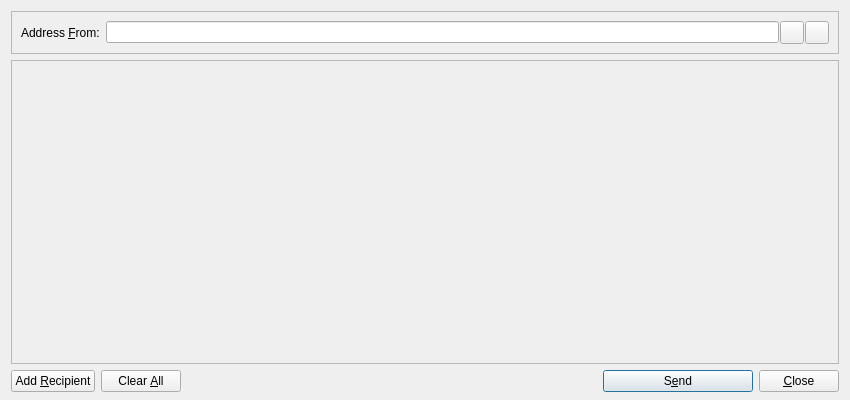
Before: the Qt Designer form src/qt/forms/sendmessagesdialog.ui in NoirX/NoirShares-v2-old, drawn with Qt 5.
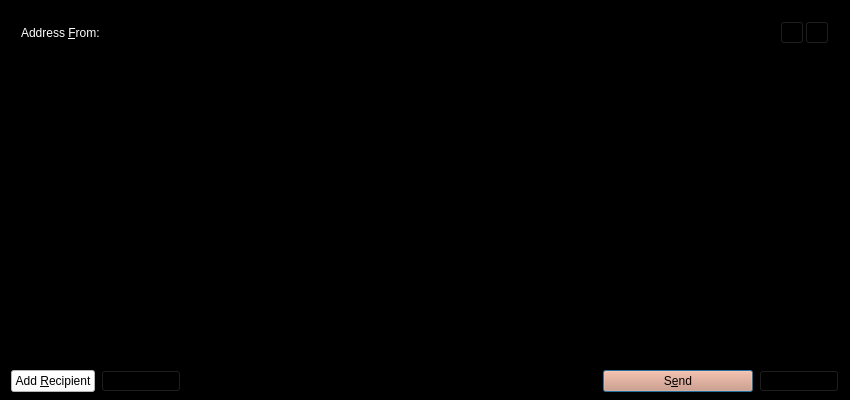
After: the same form once the commit is applied. Icons and pictures are not drawn. Custom widgets are drawn as their Qt base class.

Patch:
```diff
--- a/src/qt/forms/sendmessagesdialog.ui
+++ b/src/qt/forms/sendmessagesdialog.ui
@@ -13,6 +13,10 @@
   <property name="windowTitle">
    <string>NoirTalk</string>
   </property>
+  <property name="styleSheet">
+   <string notr="true">background-color: rgb(0, 0, 0);
+color: rgb(255, 255, 255);</string>
+  </property>
   <layout class="QVBoxLayout" name="verticalLayout" stretch="0,1,0">
    <property name="bottomMargin">
     <number>8</number>
@@ -106,7 +110,7 @@
         <x>0</x>
         <y>0</y>
         <width>830</width>
-        <height>278</height>
+        <height>291</height>
        </rect>
       </property>
       <layout class="QVBoxLayout" name="verticalLayout_2">
@@ -153,6 +157,10 @@
        <property name="toolTip">
         <string>Send to multiple recipients at once</string>
        </property>
+       <property name="styleSheet">
+        <string notr="true">background-color: rgb(255, 255, 255);
+color: rgb(0, 0, 0);</string>
+       </property>
        <property name="text">
         <string>Add &amp;Recipient</string>
        </property>
@@ -176,6 +184,9 @@
        <property name="toolTip">
         <string>Remove all transaction fields</string>
        </property>
+       <property name="styleSheet">
+        <string notr="true">color: rgb(0, 0, 0);</string>
+       </property>
        <property name="text">
         <string>Clear &amp;All</string>
        </property>
@@ -215,6 +226,10 @@
        <property name="toolTip">
         <string>Confirm the send action</string>
        </property>
+       <property name="styleSheet">
+        <string notr="true">color: rgb(0, 0, 0);
+background-color: rgb(221, 145, 114);</string>
+       </property>
        <property name="text">
         <string>S&amp;end</string>
        </property>
@@ -229,6 +244,9 @@
      </item>
      <item>
       <widget class="QPushButton" name="closeButton">
+       <property name="styleSheet">
+        <string notr="true">color: rgb(0, 0, 0);</string>
+       </property>
        <property name="text">
         <string>&amp;Close</string>
        </property>
```
